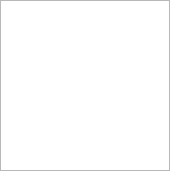
This is src/propertieswidget.ui in eigenbom/MQ-Sprite as Qt 5 draws it before an edit. The edited form follows.
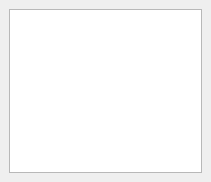
This is the edited form.

The edit to the form file:
```diff
--- a/src/propertieswidget.ui
+++ b/src/propertieswidget.ui
@@ -6,8 +6,8 @@
    <rect>
     <x>0</x>
     <y>0</y>
-    <width>170</width>
-    <height>171</height>
+    <width>211</width>
+    <height>182</height>
    </rect>
   </property>
   <property name="windowTitle">
@@ -15,16 +15,16 @@
   </property>
   <layout class="QVBoxLayout" name="verticalLayout">
    <property name="leftMargin">
-    <number>0</number>
+    <number>9</number>
    </property>
    <property name="topMargin">
-    <number>0</number>
+    <number>9</number>
    </property>
    <property name="rightMargin">
-    <number>0</number>
+    <number>9</number>
    </property>
    <property name="bottomMargin">
-    <number>0</number>
+    <number>9</number>
    </property>
    <item>
     <widget class="QPlainTextEdit" name="textEditProperties">
```
